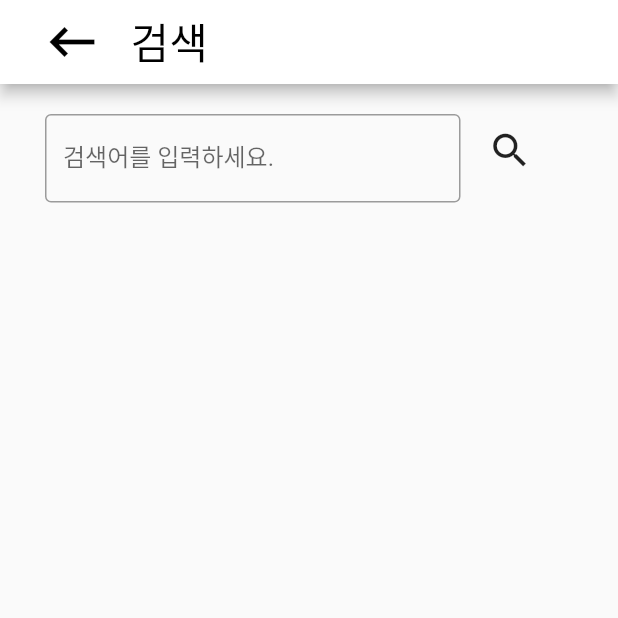
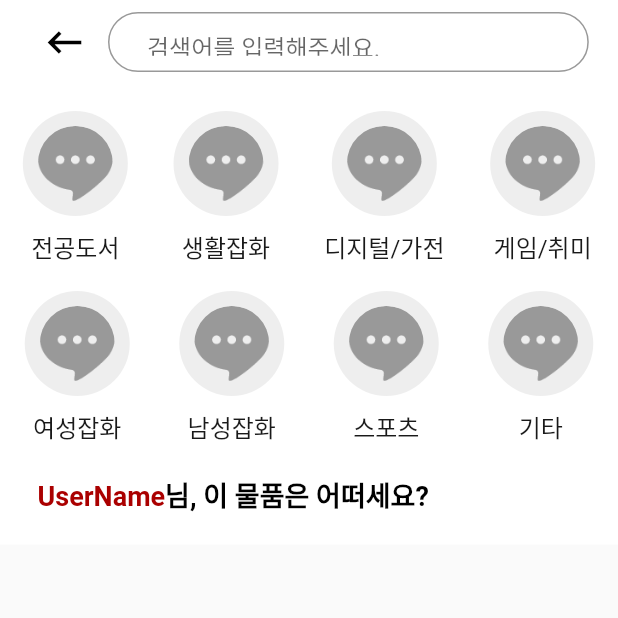
Before and after one commit to SRCdevvv/BillRun, a Flutter app: the SearchbarScreen screen opened directly, on a phone screen of 412 x 824 dp, the top half of it. Run offline on Flutter 3.47's test engine with Material 2 defaults, Android fonts, the phone set to English and light mode, and no system bars; our stand-ins replace carousel_slider, geolocator, get, google_maps_flutter, hive, hive_flutter and 3 more; missing offline and left inert: auto_size_text_pk, kopo, multi_image_picker; accounts and stored records are empty; network calls fail; Roboto replaces fonts that are missing (NotoSansCJKkr); statements that could not run were skipped.

Commit message:
Create SearchPage
1. 아이콘 수정 필요
2. 유저네임 설정 필요

```diff
--- a/bilrun/lib/widgets/search/search.dart
+++ b/bilrun/lib/widgets/search/search.dart
@@ -1,6 +1,8 @@
+import 'package:bilrun/design/usedColors.dart';
+import 'package:bilrun/screens/lend/lend_controller.dart';
+import 'package:bilrun/screens/lend/lend_product_list.dart';
 import 'package:flutter/material.dart';
 import 'package:get/get.dart';
-
 
 class SearchbarScreen extends StatefulWidget {
   @override
@@ -8,81 +10,157 @@ class SearchbarScreen extends StatefulWidget {
 }
 
 class _SearchbarScreenState extends State<SearchbarScreen> {
-  final TextEditingController _textController = new TextEditingController();
-
+  // final TextEditingController _textController = new TextEditingController();
+  bool typing = false;
   @override
   Widget build(BuildContext context) {
     return Scaffold(
         appBar: AppBar(
           backgroundColor: Colors.white,
+          elevation: 0,
           leading: Padding(
             padding: EdgeInsets.fromLTRB(20, 0, 0, 0),
             child: IconButton(
               icon: Icon(Icons.keyboard_backspace),
               color: Colors.black,
-              iconSize: 40.0,
-              onPressed: () => { Get.back()},
+              iconSize: 30.0,
+              onPressed: () => {Get.back()},
             ),
           ),
-          title: Padding(
-            padding: EdgeInsets.fromLTRB(15, 0, 0, 0),
-            child: Text(
-              "검색",
-              style: TextStyle(color: Colors.black, fontSize: 28.0),
+          title: Container(
+            width: Get.width * 0.778,
+            height: 40,
+            decoration: BoxDecoration(
+                borderRadius: BorderRadius.all(Radius.circular(20)),
+                border: Border.all(color: const Color(0xff999999), width: 1),
+                color: const Color(0xffffffff)),
+            child: Padding(
+              padding: const EdgeInsets.fromLTRB(25, 20, 0, 0),
+              child: TextField(
+                decoration: InputDecoration(
+                    hintText: '검색어를 입력해주세요.', border: InputBorder.none),
+              ),
             ),
           ),
           centerTitle: false,
         ),
-        body:SafeArea(
-          child: _buildTextComposer(),
+        body: SafeArea(
+          child: SingleChildScrollView(
+            child: Container(
+              color: Colors.white,
+              child: Column(
+                crossAxisAlignment: CrossAxisAlignment.start,
+                children: [
+                  Padding(
+                    padding: const EdgeInsets.only(top: 18.0),
+                    child: Row(
+                      mainAxisAlignment: MainAxisAlignment.spaceAround,
+                      children: [
+                        categoryMenu("전공도서"),
+                        categoryMenu("생활잡화"),
+                        categoryMenu("디지털/가전"),
+                        categoryMenu("게임/취미"),
+                      ],
+                    ),
+                  ),
+                  Padding(
+                    padding: const EdgeInsets.only(top: 18.0),
+                    child: Row(
+                      mainAxisAlignment: MainAxisAlignment.spaceAround,
+                      children: [
+                        categoryMenu("여성잡화"),
+                        categoryMenu("남성잡화"),
+                        categoryMenu("스포츠"),
+                        categoryMenu("기타"),
+                      ],
+                    ),
+                  ),
+                  Padding(
+                    padding: const EdgeInsets.fromLTRB(25, 20, 0, 20),
+                    child: RichText(
+                        text: TextSpan(children: [
+                      TextSpan(
+                          style: TextStyle(
+                              color: mainRed,
+                              fontWeight: FontWeight.w700,
+                              fontFamily: "NotoSansCJKkr",
+                              fontStyle: FontStyle.normal,
+                              fontSize: 18.0),
+                          text: "UserName"),
+                      TextSpan(
+                          style: const TextStyle(
+                              color: const Color(0xff000000),
+                              fontWeight: FontWeight.w700,
+                              fontFamily: "NotoSansCJKkr",
+                              fontStyle: FontStyle.normal,
+                              fontSize: 18.0),
+                          text: "님, 이 물품은 어떠세요?")
+                    ])),
+                  ),
+                  Padding(
+                    padding: EdgeInsets.fromLTRB(10, 0, 10, 0),
+                    child: Obx(() {
+                      if (LendProductController.isLoading.value)
+                        return Center(child: CircularProgressIndicator());
+                      else
+                        return GridView.count(
+                          physics: ScrollPhysics(),
+                          childAspectRatio: (150 / 216),
+                          crossAxisSpacing: 12,
+                          mainAxisSpacing: 0,
+                          crossAxisCount: 2,
+                          // childAspectRatio: (Get.width*0.134/Get.height),
+                          scrollDirection: Axis.vertical,
+                          shrinkWrap: true,
 
+                          children: List.generate(
+                              LendProductController.productList.length,
+                              (index) {
+                            return LendProductTile(
+                                LendProductController.productList[index]);
+                          }),
+                        );
+                    }),
                   )
-
-      );
-
-
-  }
-
-
-  Widget _buildTextComposer() {
-    return Column(
-
-        children: <Widget>[
-
-          Row(
-            children: [
-              Container(
-                padding: EdgeInsets.fromLTRB(30, 20, 5, 10),
-                width: Get.width -100,
-                child: TextField(
-                  decoration: InputDecoration(
-                    border: OutlineInputBorder(),
-                    labelText: '검색어를 입력하세요.',
+                ],
               ),
             ),
           ),
-              Container(
-                margin: const EdgeInsets.symmetric(horizontal: 4.0),
-                child: IconButton(
-                    icon: Icon(Icons.search,size: 30,),
-                    onPressed: () => _handleSubmitted(_textController.text)),
+        ));
+  }
+}
+
+Widget categoryMenu(String categoryName) {
+  return Container(
+    child: Column(
+      children: [
+        Stack(
+          alignment: Alignment.center,
+          children: [
+            CircleAvatar(
+              radius: 35.0,
+              backgroundColor: Color(0xffeeeeee),
             ),
-
-
+            CircleAvatar(
+              radius: 25.0,
+              //TODO 카테고리 별 이미지 새로 넣어주기
+              backgroundImage: AssetImage('assets/images/chatlogo.png'),
+              backgroundColor: Colors.transparent,
+            ),
           ],
         ),
-
-
-
+        Padding(
+          padding: const EdgeInsets.only(top: 8.0),
+          child: Text('$categoryName',
+              style: const TextStyle(
+                  color: const Color(0xff191919),
+                  fontWeight: FontWeight.w400,
+                  fontFamily: "NotoSansCJKkr",
+                  fontStyle: FontStyle.normal,
+                  fontSize: 16.0),
+              textAlign: TextAlign.center),
+        ),
       ],
-
-
-
+    ),
   );
-
-
-
 }
-  void _handleSubmitted(String text) {
-    _textController.clear();
-  } }
```
Lines whose indentation alone changed are shown as unchanged.
